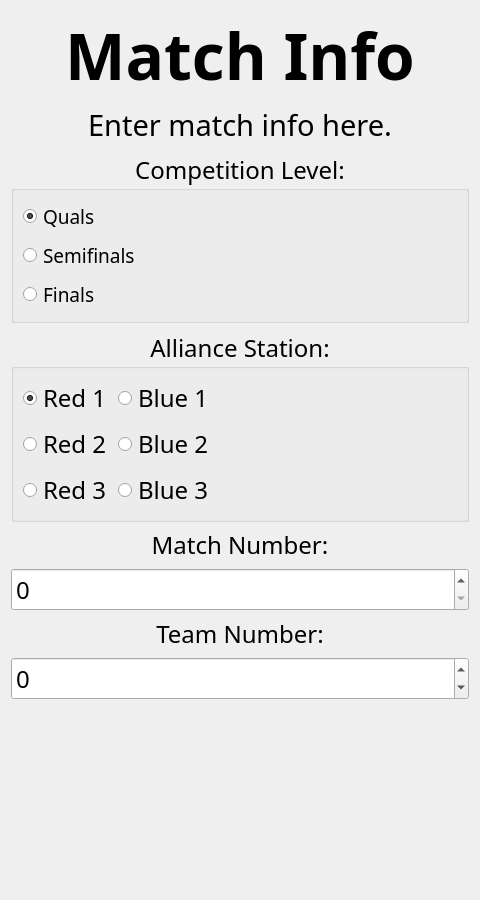
binex-dsk/QFRCScouter, file ui/TeamInfo.ui: the form before one commit.
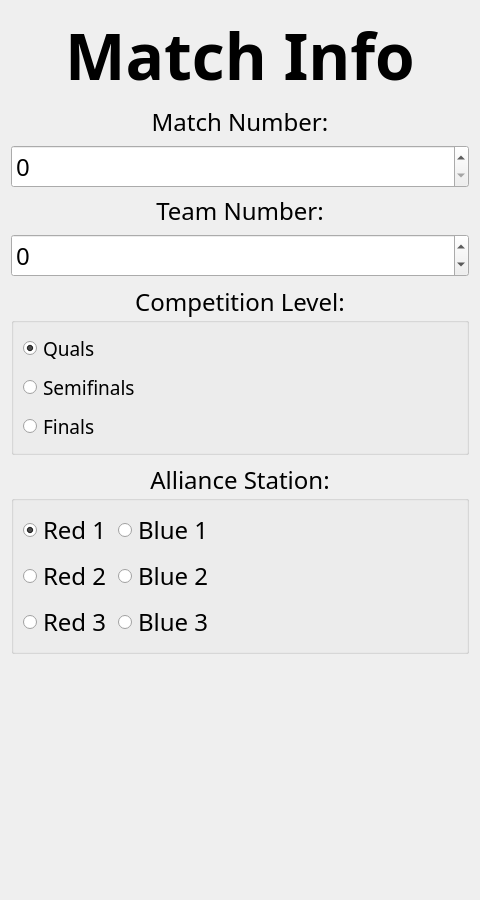
The form after the commit.

What changed in the file:
```diff
--- a/ui/TeamInfo.ui
+++ b/ui/TeamInfo.ui
@@ -51,7 +51,38 @@
     </widget>
    </item>
    <item>
-    <widget class="QLabel" name="label_2">
+    <widget class="QLabel" name="label_3">
+     <property name="font">
+      <font>
+       <family>Noto Sans</family>
+       <pointsize>18</pointsize>
+       <bold>false</bold>
+      </font>
+     </property>
+     <property name="text">
+      <string>Match Number:</string>
+     </property>
+     <property name="alignment">
+      <set>Qt::AlignCenter</set>
+     </property>
+    </widget>
+   </item>
+   <item>
+    <widget class="QSpinBox" name="matchNumber">
+     <property name="font">
+      <font>
+       <family>Noto Sans</family>
+       <pointsize>18</pointsize>
+       <bold>false</bold>
+      </font>
+     </property>
+     <property name="maximum">
+      <number>999</number>
+     </property>
+    </widget>
+   </item>
+   <item>
+    <widget class="QLabel" name="a">
      <property name="sizePolicy">
       <sizepolicy hsizetype="Preferred" vsizetype="Preferred">
        <horstretch>1</horstretch>
@@ -61,12 +92,12 @@
      <property name="font">
       <font>
        <family>Noto Sans</family>
-       <pointsize>22</pointsize>
+       <pointsize>18</pointsize>
        <bold>false</bold>
       </font>
      </property>
      <property name="text">
-      <string>Enter match info here.</string>
+      <string>Team Number:</string>
      </property>
      <property name="scaledContents">
       <bool>true</bool>
@@ -79,6 +110,29 @@
      </property>
     </widget>
    </item>
+   <item>
+    <widget class="QSpinBox" name="teamNumber">
+     <property name="sizePolicy">
+      <sizepolicy hsizetype="Preferred" vsizetype="Maximum">
+       <horstretch>1</horstretch>
+       <verstretch>0</verstretch>
+      </sizepolicy>
+     </property>
+     <property name="font">
+      <font>
+       <family>Noto Sans</family>
+       <pointsize>18</pointsize>
+       <bold>false</bold>
+      </font>
+     </property>
+     <property name="wrapping">
+      <bool>true</bool>
+     </property>
+     <property name="maximum">
+      <number>99999</number>
+     </property>
+    </widget>
+   </item>
    <item>
     <widget class="QGroupBox" name="groupBox">
      <property name="font">
@@ -209,86 +263,6 @@
      </layout>
     </widget>
    </item>
-   <item>
-    <widget class="QLabel" name="label_3">
-     <property name="font">
-      <font>
-       <family>Noto Sans</family>
-       <pointsize>18</pointsize>
-       <bold>false</bold>
-      </font>
-     </property>
-     <property name="text">
-      <string>Match Number:</string>
-     </property>
-     <property name="alignment">
-      <set>Qt::AlignCenter</set>
-     </property>
-    </widget>
-   </item>
-   <item>
-    <widget class="QSpinBox" name="matchNumber">
-     <property name="font">
-      <font>
-       <family>Noto Sans</family>
-       <pointsize>18</pointsize>
-       <bold>false</bold>
-      </font>
-     </property>
-    </widget>
-   </item>
-   <item>
-    <widget class="QLabel" name="a">
-     <property name="sizePolicy">
-      <sizepolicy hsizetype="Preferred" vsizetype="Preferred">
-       <horstretch>1</horstretch>
-       <verstretch>0</verstretch>
-      </sizepolicy>
-     </property>
-     <property name="font">
-      <font>
-       <family>Noto Sans</family>
-       <pointsize>18</pointsize>
-       <bold>false</bold>
-      </font>
-     </property>
-     <property name="text">
-      <string>Team Number:</string>
-     </property>
-     <property name="scaledContents">
-      <bool>true</bool>
-     </property>
-     <property name="alignment">
-      <set>Qt::AlignCenter</set>
-     </property>
-     <property name="wordWrap">
-      <bool>true</bool>
-     </property>
-    </widget>
-   </item>
-   <item>
-    <widget class="QSpinBox" name="teamNumber">
-     <property name="sizePolicy">
-      <sizepolicy hsizetype="Preferred" vsizetype="Maximum">
-       <horstretch>1</horstretch>
-       <verstretch>0</verstretch>
-      </sizepolicy>
-     </property>
-     <property name="font">
-      <font>
-       <family>Noto Sans</family>
-       <pointsize>18</pointsize>
-       <bold>false</bold>
-      </font>
-     </property>
-     <property name="wrapping">
-      <bool>true</bool>
-     </property>
-     <property name="maximum">
-      <number>99999</number>
-     </property>
-    </widget>
-   </item>
    <item>
     <spacer name="verticalSpacer">
      <property name="orientation">
```
